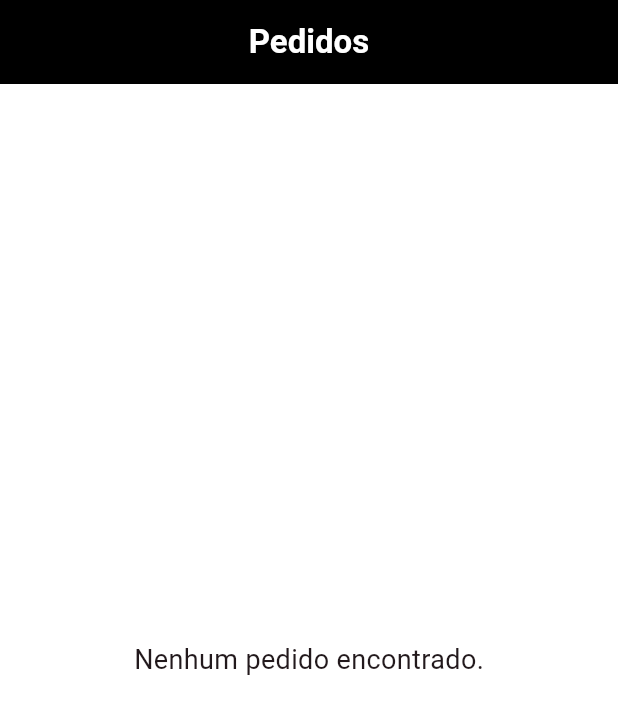
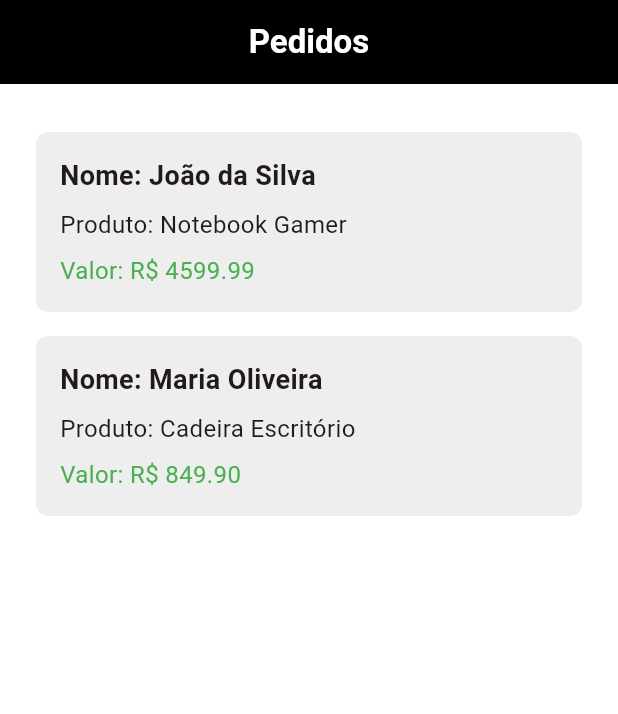
Before and after one commit to pabloalves01/flutter-studing, a Flutter app: the Pedidos screen opened directly, on a phone screen of 412 x 824 dp. Shown: the top 714 px of the screen. Run offline on Flutter 3.47's test engine with Material 3 defaults, Android fonts, the phone set to English and light mode, and no system bars.

Commit message:
adicionado for na lista de pedidos

```diff
--- a/lib/pedidos.dart
+++ b/lib/pedidos.dart
@@ -8,8 +8,14 @@ class Pedidos extends StatefulWidget {
 }
 
 class _PedidosPageState extends State<Pedidos> {
-  final pedidos = [];
-
+  final List<Map<String, dynamic>> pedidos = [
+    {'nome': 'João da Silva', 'produto': 'Notebook Gamer', 'valor': 4599.99},
+    {
+      'nome': 'Maria Oliveira',
+      'produto': 'Cadeira Escritório',
+      'valor': 849.90,
+    },
+  ];
   @override
   Widget build(BuildContext context) {
     return Scaffold(
@@ -31,11 +37,41 @@ class _PedidosPageState extends State<Pedidos> {
                   style: TextStyle(fontSize: 18),
                 ),
               )
-            : Column(
-                children: [
-                  Container(color: Colors.blue, height: 100, width: 400),
-                  // aqui você pode adicionar outros widgets de pedidos
-                ],
+            : ListView.builder(
+                itemCount: pedidos.length,
+                itemBuilder: (context, index) => Container(
+                  margin: const EdgeInsets.symmetric(vertical: 8.0),
+                  padding: const EdgeInsets.all(16.0),
+                  decoration: BoxDecoration(
+                    color: Colors.grey[200],
+                    borderRadius: BorderRadius.circular(8.0),
+                  ),
+                  child: Column(
+                    crossAxisAlignment: CrossAxisAlignment.start,
+                    children: [
+                      Text(
+                        'Nome: ${pedidos[index]['nome']}',
+                        style: const TextStyle(
+                          fontSize: 18,
+                          fontWeight: FontWeight.bold,
+                        ),
+                      ),
+                      const SizedBox(height: 8.0),
+                      Text(
+                        'Produto: ${pedidos[index]['produto']}',
+                        style: const TextStyle(fontSize: 16),
+                      ),
+                      const SizedBox(height: 8.0),
+                      Text(
+                        'Valor: R\$ ${pedidos[index]['valor'].toStringAsFixed(2)}',
+                        style: const TextStyle(
+                          fontSize: 16,
+                          color: Colors.green,
+                        ),
+                      ),
+                    ],
+                  ),
+                ),
               ),
       ),
     );
```
